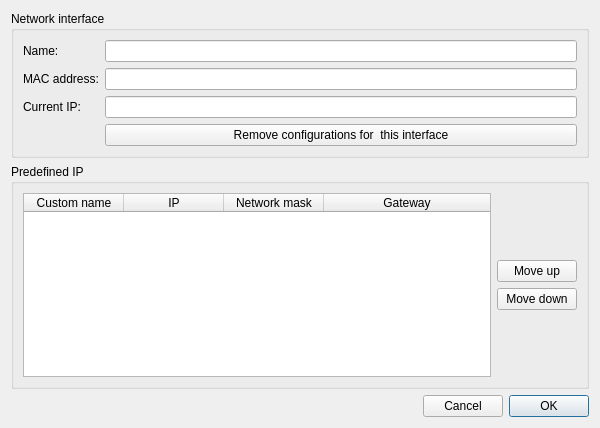
Old version of the form UI/DlgEditInterface.ui in the repository Folco68/Folco.
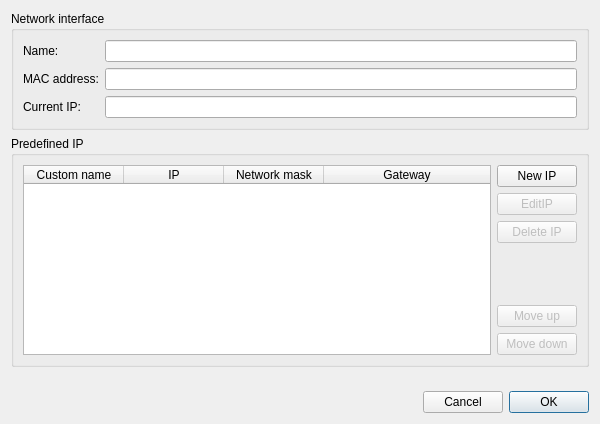
New version of the form.

Commit message: - Partially implemented the DlgEditInterface dialog - Implemented the DlgEditPredefinedIP dialog (validation is still rough, to be completed)

What changed in the file:
```diff
--- a/UI/DlgEditInterface.ui
+++ b/UI/DlgEditInterface.ui
@@ -7,7 +7,7 @@
     <x>0</x>
     <y>0</y>
     <width>600</width>
-    <height>428</height>
+    <height>424</height>
    </rect>
   </property>
   <property name="minimumSize">
@@ -86,13 +86,6 @@
         </property>
        </widget>
       </item>
-      <item row="3" column="1">
-       <widget class="QPushButton" name="ButtonDeleteInterface">
-        <property name="text">
-         <string>Remove configurations for  this interface</string>
-        </property>
-       </widget>
-      </item>
      </layout>
     </widget>
    </item>
@@ -104,6 +97,18 @@
      <layout class="QHBoxLayout" name="horizontalLayout_2">
       <item>
        <widget class="QTableWidget" name="TablePredefinedIP">
+        <property name="editTriggers">
+         <set>QAbstractItemView::EditTrigger::NoEditTriggers</set>
+        </property>
+        <property name="alternatingRowColors">
+         <bool>true</bool>
+        </property>
+        <property name="selectionMode">
+         <enum>QAbstractItemView::SelectionMode::SingleSelection</enum>
+        </property>
+        <property name="selectionBehavior">
+         <enum>QAbstractItemView::SelectionBehavior::SelectRows</enum>
+        </property>
         <attribute name="horizontalHeaderStretchLastSection">
          <bool>true</bool>
         </attribute>
@@ -132,7 +137,34 @@
       <item>
        <layout class="QVBoxLayout" name="VLayoutMove">
         <item>
-         <spacer name="VSpacerMove1">
+         <widget class="QPushButton" name="ButtoNewIP">
+          <property name="text">
+           <string>New IP</string>
+          </property>
+         </widget>
+        </item>
+        <item>
+         <widget class="QPushButton" name="ButtonEditIP">
+          <property name="enabled">
+           <bool>false</bool>
+          </property>
+          <property name="text">
+           <string>EditIP</string>
+          </property>
+         </widget>
+        </item>
+        <item>
+         <widget class="QPushButton" name="ButtonDeleteIP">
+          <property name="enabled">
+           <bool>false</bool>
+          </property>
+          <property name="text">
+           <string>Delete IP</string>
+          </property>
+         </widget>
+        </item>
+        <item>
+         <spacer name="VSpacerTable">
           <property name="orientation">
            <enum>Qt::Orientation::Vertical</enum>
           </property>
@@ -146,6 +178,9 @@
         </item>
         <item>
          <widget class="QPushButton" name="ButtonUp">
+          <property name="enabled">
+           <bool>false</bool>
+          </property>
           <property name="text">
            <string>Move up</string>
           </property>
@@ -153,29 +188,32 @@
         </item>
         <item>
          <widget class="QPushButton" name="ButtonDown">
+          <property name="enabled">
+           <bool>false</bool>
+          </property>
           <property name="text">
            <string>Move down</string>
           </property>
          </widget>
         </item>
-        <item>
-         <spacer name="VSpacerMove2">
-          <property name="orientation">
-           <enum>Qt::Orientation::Vertical</enum>
-          </property>
-          <property name="sizeHint" stdset="0">
-           <size>
-            <width>20</width>
-            <height>40</height>
-           </size>
-          </property>
-         </spacer>
-        </item>
        </layout>
       </item>
      </layout>
     </widget>
    </item>
+   <item>
+    <spacer name="VSpacerDialog">
+     <property name="orientation">
+      <enum>Qt::Orientation::Vertical</enum>
+     </property>
+     <property name="sizeHint" stdset="0">
+      <size>
+       <width>20</width>
+       <height>20</height>
+      </size>
+     </property>
+    </spacer>
+   </item>
    <item>
     <layout class="QHBoxLayout" name="HLayoutButtons">
      <item>
```
Left out of the diff: 2 changed lines with no effect on the pictures. The commit also changes 9 other files.
